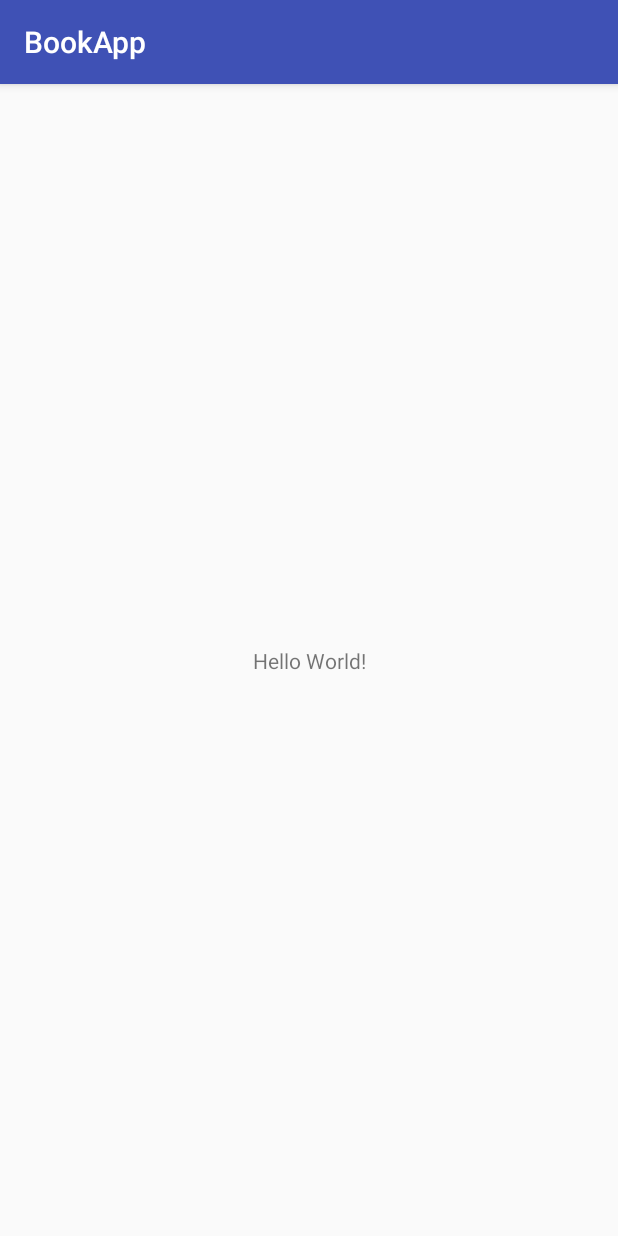
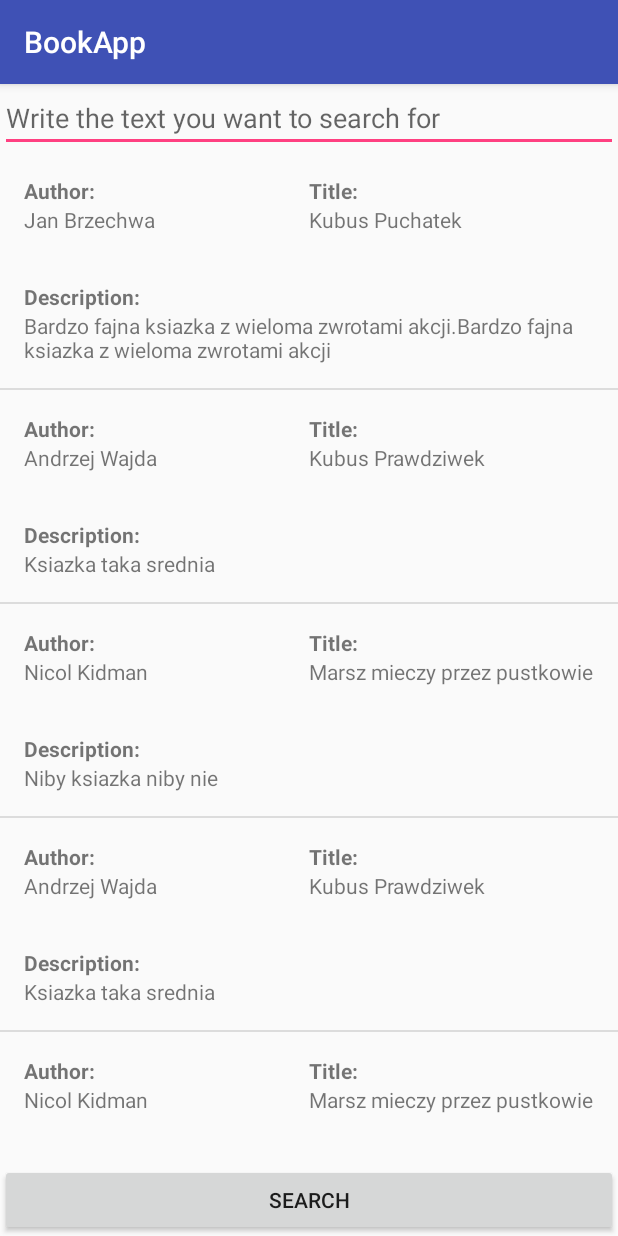
Before and after one commit to wszeborowskimateusz/BookApp, an Android app: the screen it shows after launch (MainActivity), on a phone screen of 412 x 824 dp. Run offline under Robolectric (Android 15) with nearby library versions, the phone set to English and light mode, and no system bars.

Commit message:
Adding EditView for searching and the search button

```diff
--- a/app/src/main/java/com/example/android/bookapp/BookAdapter.java
+++ b/app/src/main/java/com/example/android/bookapp/BookAdapter.java
@@ -1,7 +1,6 @@
 package com.example.android.bookapp;
 
 import android.content.Context;
-import android.support.annotation.LayoutRes;
 import android.support.annotation.NonNull;
 import android.support.annotation.Nullable;
 import android.view.LayoutInflater;
@@ -19,7 +18,7 @@ import java.util.List;
 
 public class BookAdapter extends ArrayAdapter<Book> {
 
-    public BookAdapter(@NonNull Context context, @LayoutRes int resource, @NonNull List<Book> objects) {
+    public BookAdapter(@NonNull Context context, @NonNull List<Book> objects) {
         super(context,0, objects);
     }
 
--- a/app/src/main/java/com/example/android/bookapp/MainActivity.java
+++ b/app/src/main/java/com/example/android/bookapp/MainActivity.java
@@ -2,6 +2,9 @@ package com.example.android.bookapp;
 
 import android.support.v7.app.AppCompatActivity;
 import android.os.Bundle;
+import android.widget.ListView;
+
+import java.util.ArrayList;
 
 public class MainActivity extends AppCompatActivity {
 
@@ -9,5 +12,17 @@ public class MainActivity extends AppCompatActivity {
     protected void onCreate(Bundle savedInstanceState) {
         super.onCreate(savedInstanceState);
         setContentView(R.layout.activity_main);
+
+        ArrayList<Book> books = new ArrayList<Book>();
+        books.add(new Book("Kubus Puchatek","Jan Brzechwa","Bardzo fajna ksiazka z wieloma zwrotami akcji.Bardzo fajna ksiazka z wieloma zwrotami akcji"));
+        books.add(new Book("Kubus Prawdziwek","Andrzej Wajda","Ksiazka taka srednia"));
+        books.add(new Book("Marsz mieczy przez pustkowie","Nicol Kidman","Niby ksiazka niby nie"));
+        books.add(new Book("Kubus Prawdziwek","Andrzej Wajda","Ksiazka taka srednia"));
+        books.add(new Book("Marsz mieczy przez pustkowie","Nicol Kidman","Niby ksiazka niby nie"));
+
+        BookAdapter adapt = new BookAdapter(this,books);
+
+        ListView view = (ListView) findViewById(R.id.books_list);
+        view.setAdapter(adapt);
     }
 }
--- a/app/src/main/res/layout/activity_main.xml
+++ b/app/src/main/res/layout/activity_main.xml
@@ -1,18 +1,27 @@
 <?xml version="1.0" encoding="utf-8"?>
-<android.support.constraint.ConstraintLayout xmlns:android="http://schemas.android.com/apk/res/android"
+<LinearLayout
+    android:orientation="vertical"
+    xmlns:android="http://schemas.android.com/apk/res/android"
     xmlns:app="http://schemas.android.com/apk/res-auto"
     xmlns:tools="http://schemas.android.com/tools"
-    android:layout_width="match_parent"
     android:layout_height="match_parent"
-    tools:context="com.example.android.bookapp.MainActivity">
+    android:layout_width="match_parent">
 
-    <TextView
-        android:layout_width="wrap_content"
+    <EditText
+        android:id="@+id/search_bar"
+        android:layout_width="match_parent"
         android:layout_height="wrap_content"
-        android:text="Hello World!"
-        app:layout_constraintBottom_toBottomOf="parent"
-        app:layout_constraintLeft_toLeftOf="parent"
-        app:layout_constraintRight_toRightOf="parent"
-        app:layout_constraintTop_toTopOf="parent" />
+        android:hint="@string/search_bar"
+        android:inputType="textMultiLine" />
+    <ListView
+        android:id="@+id/books_list"
+        android:layout_width="match_parent"
+        android:layout_height="0dp"
+        android:layout_weight="1"/>
+    <Button
+        android:id="@+id/search_button"
+        android:layout_width="match_parent"
+        android:layout_height="wrap_content"
+        android:text="@string/search" />
 
-</android.support.constraint.ConstraintLayout>
+</LinearLayout>
--- a/app/src/main/res/layout/book_item.xml
+++ b/app/src/main/res/layout/book_item.xml
@@ -8,8 +8,8 @@
 
     <LinearLayout
         android:layout_width="match_parent"
-        android:layout_height="wrap_content"
-        android:background="@android:color/holo_green_dark"
+        android:layout_height="0dp"
+        android:layout_weight="1"
         android:padding="16dp">
 
         <LinearLayout
@@ -51,12 +51,23 @@
         </LinearLayout>
     </LinearLayout>
 
-    <TextView
-        android:id="@+id/description"
-        android:layout_width="wrap_content"
-        android:layout_height="wrap_content"
-        android:background="@android:color/holo_green_light"
-        android:padding="16dp"
-        tools:text="Lorem ipsum dolor sit amet, est id euismod partiendo. Tation homero aliquid ea vis. Ei vix dicat commodo. Sit mediocrem adversarium in." />
-
+    <LinearLayout
+        android:layout_width="match_parent"
+        android:layout_height="0dp"
+        android:layout_weight="5"
+        android:orientation="vertical"
+        android:padding="16dp">
+        <TextView
+            android:textStyle="bold"
+            android:layout_width="wrap_content"
+            android:layout_height="wrap_content"
+            android:text="@string/description"/>
+        <TextView
+            android:id="@+id/description"
+            android:layout_width="match_parent"
+            android:layout_height="wrap_content"
+            android:maxLines="3"
+            android:ellipsize="end"
+            tools:text="Lorem ipsum dolor sit amet, est id euismod partiendo sit amet, est id euismod partiendo sit amet, est id euismod partiendo sit amet, est id euismod partiendo. Tation homero aliquid ea vis. Ei vix dicat commodo. Sit mediocrem adversarium in." />
+    </LinearLayout>
 </LinearLayout>
--- a/app/src/main/res/values/strings.xml
+++ b/app/src/main/res/values/strings.xml
@@ -2,4 +2,7 @@
     <string name="app_name">BookApp</string>
     <string name="author">Author:</string>
     <string name="title">Title:</string>
+    <string name="description">Description:</string>
+    <string name="search">Search</string>
+    <string name="search_bar">Write the text you want to search for</string>
 </resources>
```
